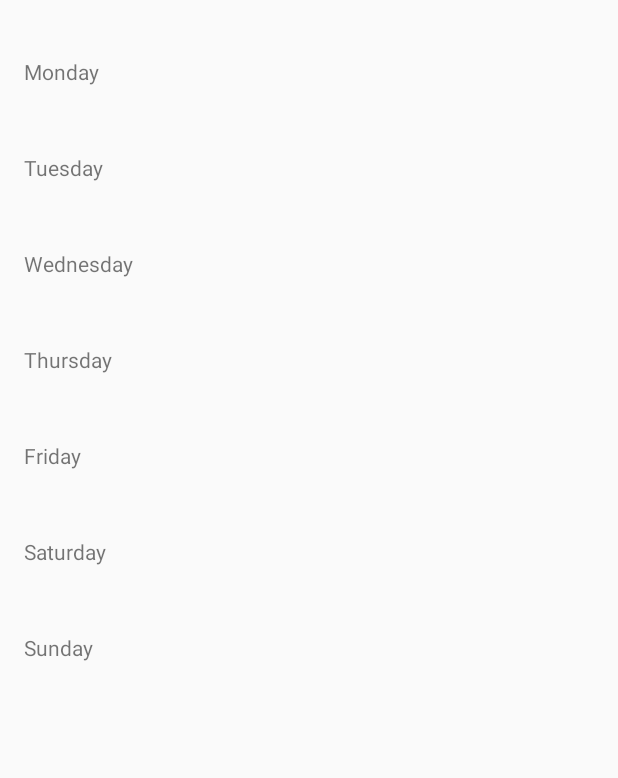
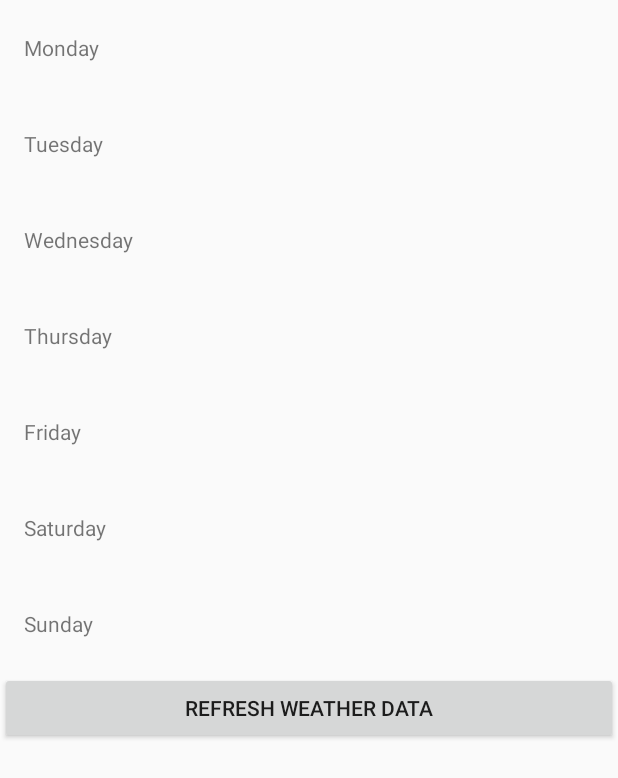
Before and after one commit to trdroid/Android-Sample-Apps, an Android app: the screen it shows after launch (MainActivity), on a phone screen of 412 x 824 dp. Shown: the top 778 px of the screen. Run offline under Robolectric (Android 15) with nearby library versions, the phone set to English and light mode, and no system bars.

```diff
--- a/WeatherApp/app/src/main/AndroidManifest.xml
+++ b/WeatherApp/app/src/main/AndroidManifest.xml
@@ -1,6 +1,8 @@
 <?xml version="1.0" encoding="utf-8"?>
 <manifest xmlns:android="http://schemas.android.com/apk/res/android"
     package="com.gruprog.weatherapp" >
+
+    <uses-permission android:name="android.permission.INTERNET"/>
 
     <application
         android:allowBackup="true"
--- a/WeatherApp/app/src/main/java/com/gruprog/weatherapp/MainActivity.java
+++ b/WeatherApp/app/src/main/java/com/gruprog/weatherapp/MainActivity.java
@@ -3,11 +3,13 @@ package com.gruprog.weatherapp;
 import android.os.Bundle;
 import android.support.design.widget.FloatingActionButton;
 import android.support.design.widget.Snackbar;
+import android.support.v4.app.FragmentManager;
 import android.support.v7.app.AppCompatActivity;
 import android.support.v7.widget.Toolbar;
 import android.view.View;
 import android.view.Menu;
 import android.view.MenuItem;
+import android.widget.Toast;
 
 public class MainActivity extends AppCompatActivity {
 
@@ -47,4 +49,8 @@ public class MainActivity extends AppCompatActivity {
 
         return super.onOptionsItemSelected(item);
     }
+
+    public void onRefreshButtonClick(View view) {
+    }
+
 }
--- a/WeatherApp/app/src/main/java/com/gruprog/weatherapp/MainFragment.java
+++ b/WeatherApp/app/src/main/java/com/gruprog/weatherapp/MainFragment.java
@@ -10,6 +10,7 @@ import android.view.LayoutInflater;
 import android.view.View;
 import android.view.ViewGroup;
 import android.widget.ArrayAdapter;
+import android.widget.Button;
 import android.widget.ListView;
 
 import java.io.BufferedReader;
@@ -55,7 +56,22 @@ public class MainFragment extends Fragment {
         ListView listView = (ListView) rootView.findViewById(R.id.weather_forecast_list_view);
         listView.setAdapter(weatherDataAdapter);
 
+        Button refreshButton = (Button) rootView.findViewById(R.id.refresh_button);
+        refreshButton.setOnClickListener(new View.OnClickListener() {
+            @Override
+            public void onClick(View v) {
+                new GetWeatherDataTask().execute();
+            }
+        });
+
         return rootView;
+    }
+
+    @Override
+    public void onViewCreated(View view, Bundle savedInstanceState)
+    {
+        super.onViewCreated(view, savedInstanceState);
+
     }
 
     private URL getURL(String cityCode) {
@@ -156,10 +172,10 @@ public class MainFragment extends Fragment {
     private class GetWeatherDataTask extends AsyncTask<Void, Void, Void> {
         private final String TAG = GetWeatherDataTask.class.getSimpleName();
 
-
         @Override
         protected Void doInBackground(Void... params) {
             String weatherDataFromOpenWeatherApi = getWeatherData(getURL("M6R2H6"));
+            Log.d(TAG, weatherDataFromOpenWeatherApi);
             return null;
         }
     }
--- a/WeatherApp/app/src/main/res/layout/fragment_main.xml
+++ b/WeatherApp/app/src/main/res/layout/fragment_main.xml
@@ -1,17 +1,23 @@
-<FrameLayout xmlns:android="http://schemas.android.com/apk/res/android"
+<LinearLayout xmlns:android="http://schemas.android.com/apk/res/android"
     xmlns:tools="http://schemas.android.com/tools"
     android:layout_width="match_parent"
     android:layout_height="match_parent"
-    android:paddingRight="@dimen/activity_horizontal_margin"
-    android:paddingTop="@dimen/activity_vertical_margin"
-    android:paddingBottom="@dimen/activity_vertical_margin"
+    android:orientation="vertical"
     >
     <ListView
         android:id="@+id/weather_forecast_list_view"
         android:paddingLeft="@dimen/weather_forecast_list_view_left_margin"
         android:paddingRight="@dimen/weather_forecast_list_view_left_margin"
         android:layout_width="match_parent"
-        android:layout_height="match_parent"
+        android:layout_height="wrap_content"
         android:divider="@null"
         />
-</FrameLayout>
+
+    <Button android:id="@+id/refresh_button"
+        android:layout_width="match_parent"
+        android:layout_height="wrap_content"
+        android:text="Refresh Weather Data"
+        android:onClick="onRefreshButtonClick"
+        />
+
+</LinearLayout>
```
